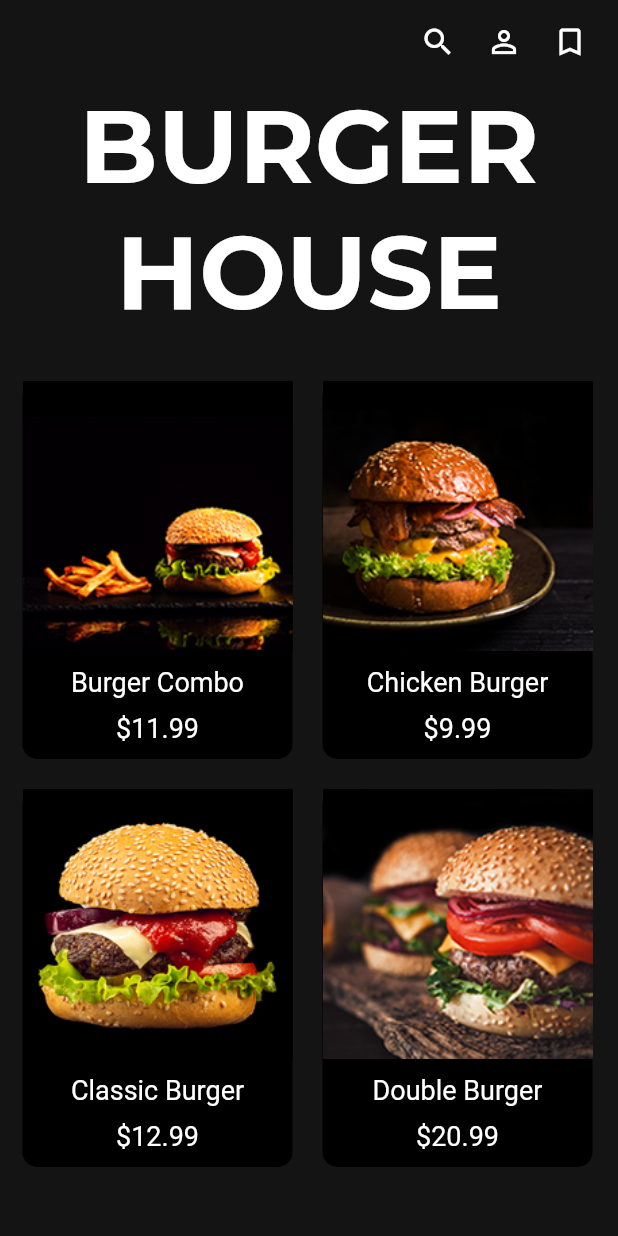
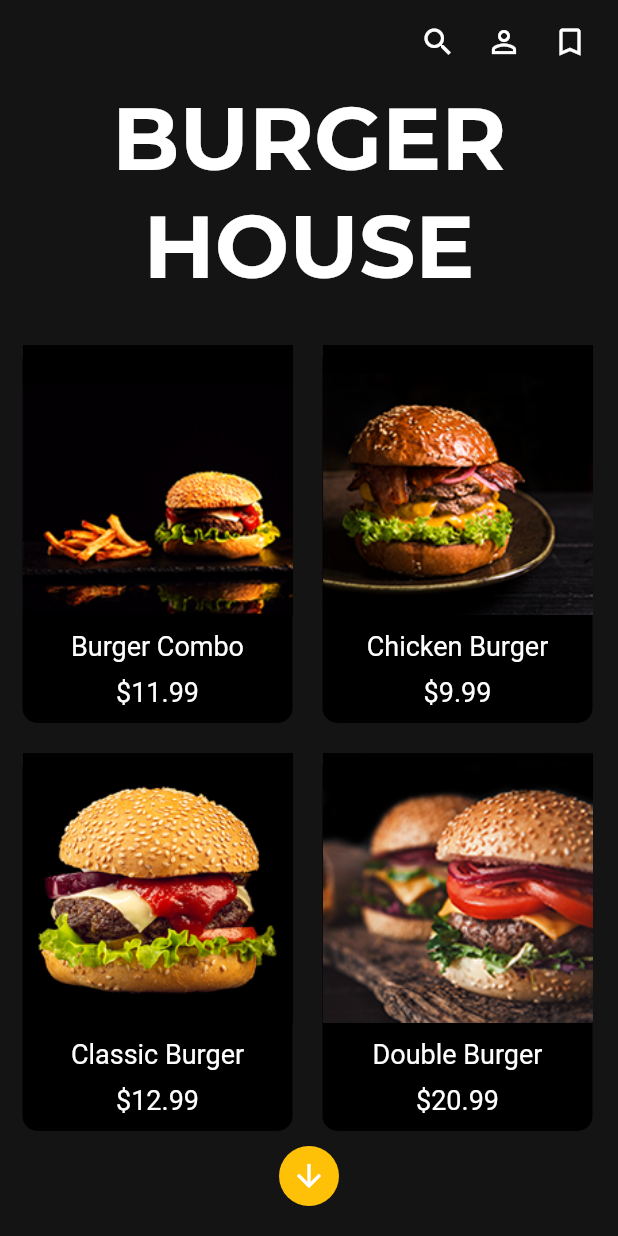
Before and after one commit to shenoyganeshprasad/Food-App-UI-Flutter, a Flutter app: the screen it shows after launch, on a phone screen of 412 x 824 dp. Run offline on Flutter 3.47's test engine with Material 2 defaults, Android fonts, the light colour scheme and no system bars; our stand-ins replace google_fonts.

Commit message:
Add down arrow

```diff
--- a/lib/homepage.dart
+++ b/lib/homepage.dart
@@ -33,7 +33,7 @@ class _HomepageState extends State<Homepage> {
               'BURGER HOUSE',
               style: GoogleFonts.montserrat(
                 textStyle: TextStyle(
-                    fontSize: MediaQuery.of(context).size.height / 12,
+                    fontSize: MediaQuery.of(context).size.height / 14,
                     color: Colors.white,
                     fontWeight: FontWeight.bold),
               ),
@@ -61,6 +61,11 @@ class _HomepageState extends State<Homepage> {
                 ],
               ),
             ),
+            SizedBox(height: 10.0),
+            CircleAvatar(
+              backgroundColor: Colors.amber,
+              child: Icon(Icons.arrow_downward, color: Colors.white,),
+            )
           ],
         ),
       ),
```
